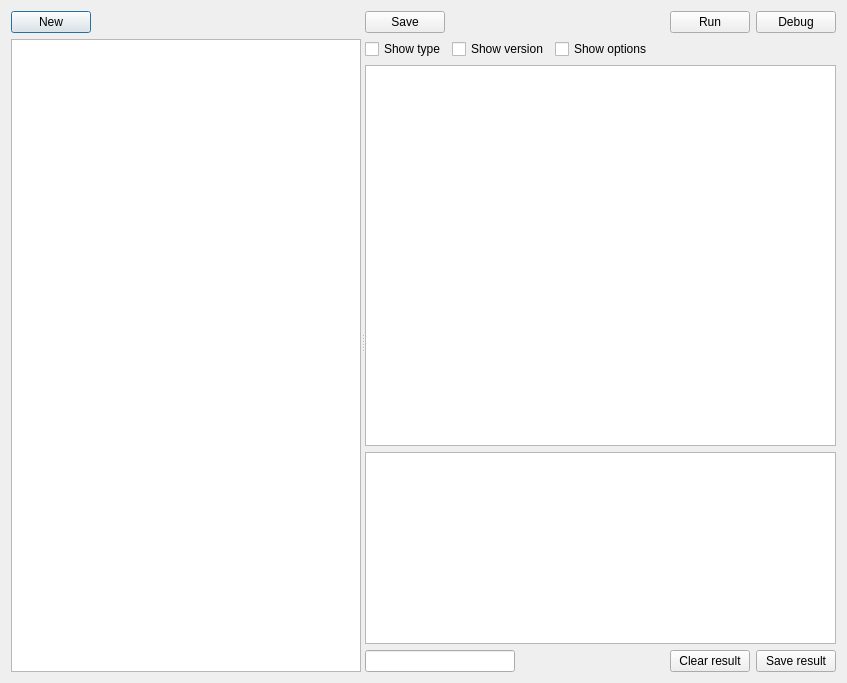
Above: dialogsignatures.ui from horsicq/die_widget before the change. Below: the same form after it.
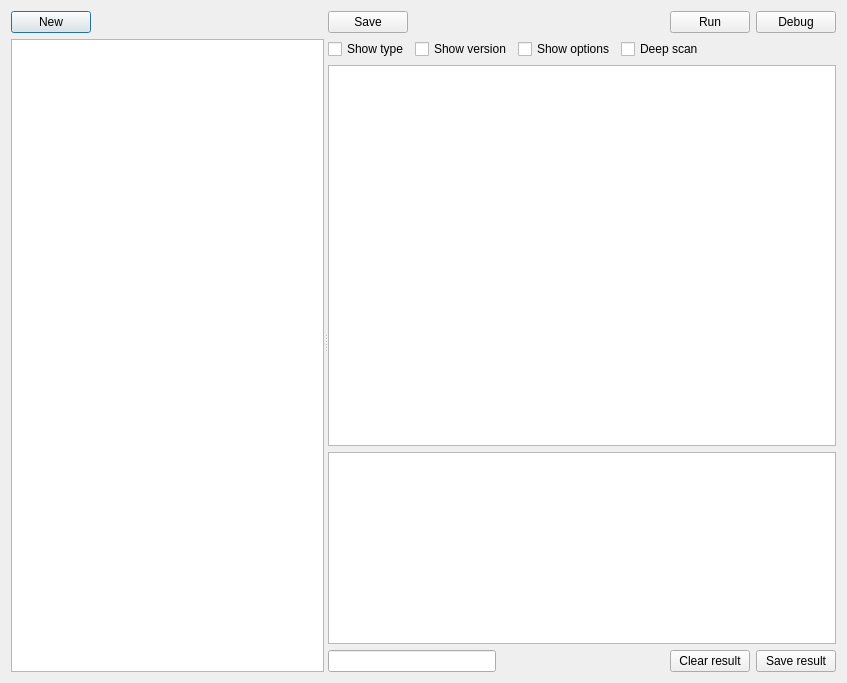
That is the form after the change.

What changed in the file:
```diff
--- a/dialogsignatures.ui
+++ b/dialogsignatures.ui
@@ -137,6 +137,13 @@
            </property>
           </widget>
          </item>
+         <item>
+          <widget class="QCheckBox" name="checkBoxDeepscan">
+           <property name="text">
+            <string>Deep scan</string>
+           </property>
+          </widget>
+         </item>
          <item>
           <spacer name="horizontalSpacer_4">
            <property name="orientation">
```
